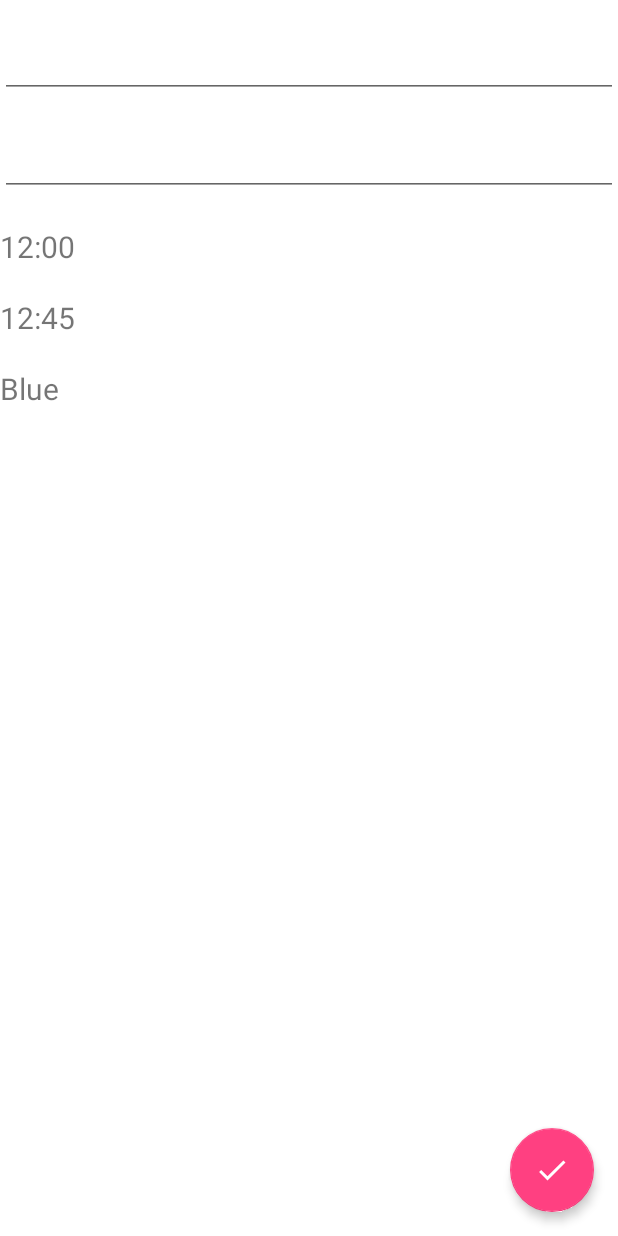
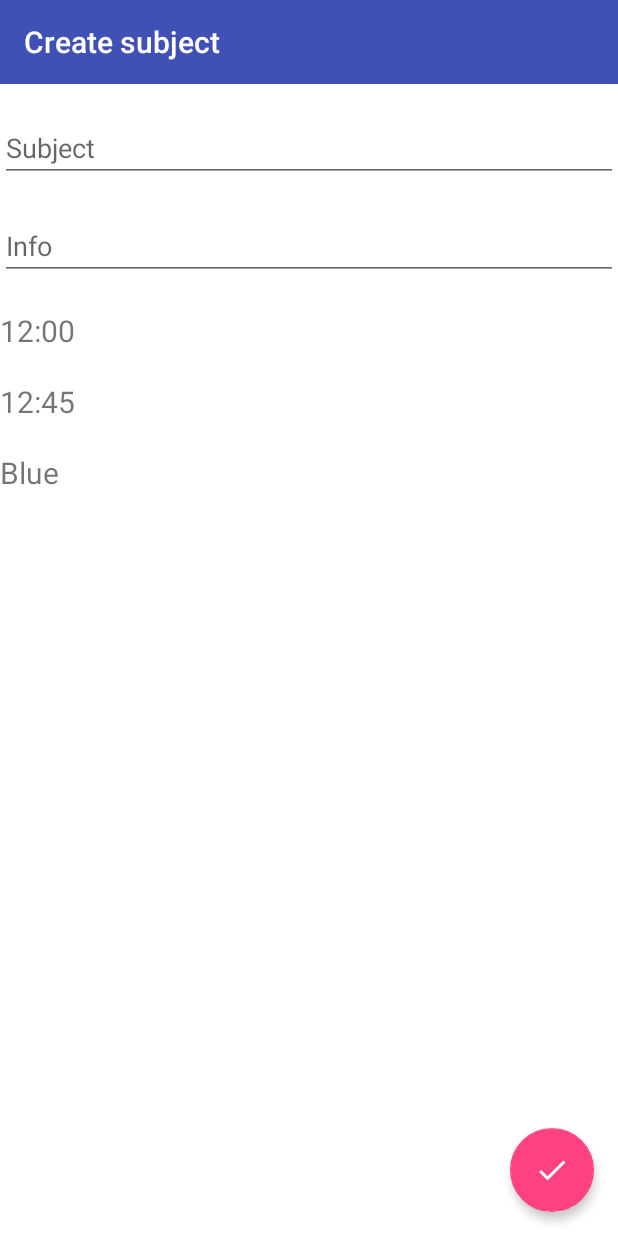
Before and after one commit to heisenberg15/Timetable-App, an Android app: the screen it shows after launch (MainActivity), after a tap on an icon or button, on a phone screen of 412 x 824 dp. Run offline under Robolectric (Android 15) with nearby library versions, the phone set to English and light mode, and no system bars.

Commit message:
Format timePicker to 12h, add toolbar in createSubjectFragment.

```diff
--- a/app/src/main/java/com/example/fergie/timetable/MainActivity.java
+++ b/app/src/main/java/com/example/fergie/timetable/MainActivity.java
@@ -8,6 +8,7 @@ import android.support.design.widget.CoordinatorLayout;
 import android.support.design.widget.FloatingActionButton;
 import android.support.design.widget.TabLayout;
 import android.support.v4.app.Fragment;
+import android.support.v4.app.FragmentManager;
 import android.support.v4.app.FragmentTransaction;
 import android.support.v4.view.ViewPager;
 import android.support.v7.app.AppCompatActivity;
@@ -86,7 +87,8 @@ public class MainActivity extends AppCompatActivity implements Communicator
 
         setSupportActionBar(toolbar);
 
-//        fillPages();
+        RetainFragment rf = MainActivity.findOrCreateRetainFragment(getSupportFragmentManager());
+        rf.setObject(getSupportActionBar());
 
         initTabs();
         fabAnimation();
@@ -408,5 +410,19 @@ public class MainActivity extends AppCompatActivity implements Communicator
         Settings.delayTIme = settings.getInt("delayTime", 0);
     }
 
+    public static RetainFragment findOrCreateRetainFragment(FragmentManager fm)
+    {
+// Check to see if we have retained the worker fragment.
+        RetainFragment mRetainFragment = (RetainFragment) fm.findFragmentByTag("Retain");
+// If not retained (or first time running), we need to create and add it.
+        if (mRetainFragment == null)
+        {
+            mRetainFragment = new RetainFragment();
+            fm.beginTransaction().add(mRetainFragment,"Retain").
+            commitAllowingStateLoss();
+        }
+        return mRetainFragment;
+    }
+
 
 }
--- /dev/null
+++ b/app/src/main/java/com/example/fergie/timetable/RetainFragment.java
@@ -0,0 +1,44 @@
+package com.example.fergie.timetable;
+
+import android.os.Bundle;
+import android.support.v4.app.Fragment;
+
+public class RetainFragment extends Fragment
+{
+    private Object mObject;
+
+    /**
+     * Empty constructor as per the Fragment documentation
+     */
+    public RetainFragment()
+    {
+    }
+
+    @Override
+    public void onCreate(Bundle savedInstanceState)
+    {
+        super.onCreate(savedInstanceState);
+        // Make sure this Fragment is retained over a configuration change
+        setRetainInstance(true);
+    }
+
+    /**
+     * Store a single object in this Fragment.
+     *
+     * @param object The object to store
+     */
+    public void setObject(Object object)
+    {
+        mObject = object;
+    }
+
+    /**
+     * Get the stored object.
+     *
+     * @return The stored object
+     */
+    public Object getObject()
+    {
+        return mObject;
+    }
+}
--- a/app/src/main/res/layout/fragment_create_subject.xml
+++ b/app/src/main/res/layout/fragment_create_subject.xml
@@ -4,24 +4,40 @@
     android:id="@+id/create_subject_fragment"
     android:layout_width="match_parent"
     android:layout_height="match_parent"
-    android:clickable="true"
-    android:background="@android:color/white">
+    android:background="@android:color/white"
+    android:clickable="true">
 
+
+    <android.support.v7.widget.Toolbar
+        android:id="@+id/create_subject_toolbar_id"
+        android:layout_width="match_parent"
+        android:layout_height="?attr/actionBarSize"
+        android:background="@color/colorPrimary"
+        android:theme="@style/ThemeOverlay.AppCompat.Dark.ActionBar"
+        app:layout_constraintLeft_toLeftOf="parent"
+        app:layout_constraintRight_toRightOf="parent"
+        app:layout_constraintTop_toTopOf="parent"
+        app:popupTheme="@style/ThemeOverlay.AppCompat.Light"
+        app:title="@string/create_subject_toolbar_title" />
 
     <EditText
         android:id="@+id/subject_edit_text_id"
         android:layout_width="match_parent"
         android:layout_height="wrap_content"
         android:layout_marginTop="20dp"
+        android:hint="@string/subject_editText_hint"
         app:layout_constraintLeft_toLeftOf="parent"
         app:layout_constraintRight_toRightOf="parent"
-        app:layout_constraintTop_toTopOf="parent" />
+        app:layout_constraintTop_toBottomOf="@id/create_subject_toolbar_id" />
 
     <EditText
         android:id="@+id/info_edit_text_id"
         android:layout_width="match_parent"
         android:layout_height="wrap_content"
         android:layout_marginTop="20dp"
+        android:hint="@string/info_editText_hint"
+        app:layout_constraintLeft_toLeftOf="parent"
+        app:layout_constraintRight_toRightOf="parent"
         app:layout_constraintTop_toBottomOf="@id/subject_edit_text_id" />
 
 
@@ -61,8 +77,8 @@
         android:layout_margin="16dp"
         android:clickable="true"
         android:focusable="true"
+        android:src="@drawable/ic_done_white_24px"
         app:elevation="4dp"
-        android:src="@drawable/ic_done_white_24px"
         app:layout_constraintBottom_toBottomOf="parent"
         app:layout_constraintRight_toRightOf="parent" />
 
--- /dev/null
+++ b/app/src/main/res/menu/frag_menu_items.xml
@@ -0,0 +1,4 @@
+<?xml version="1.0" encoding="utf-8"?>
+<menu xmlns:android="http://schemas.android.com/apk/res/android">
+
+</menu>
--- a/app/src/main/res/values/strings.xml
+++ b/app/src/main/res/values/strings.xml
@@ -16,4 +16,7 @@
     <string name="custom">Custom</string>
     <string name="edit_item_title">Edit</string>
     <string name="delete_item_title">Delete</string>
+    <string name="create_subject_toolbar_title">Create subject</string>
+    <string name="subject_editText_hint">Subject</string>
+    <string name="info_editText_hint">Info</string>
 </resources>
```
Also changed, not shown: app/src/main/java/com/example/fergie/timetable/Adapters/RecyclerAdapter.java (+6 -3 lines), app/src/main/java/com/example/fergie/timetable/Fragments/CreateSubjFragment.java (+70 -20 lines), app/src/main/java/com/example/fergie/timetable/Models/SubjectModel.java (+13 -2 lines), app/src/main/java/com/example/fergie/timetable/Settings.java (+12 -4 lines), app/src/main/java/com/example/fergie/timetable/Utils/AlarmReceiver.java (+2 -8 lines), app/src/main/res/layout/activity_create_subject.xml (deleted, +0 -87 lines).
